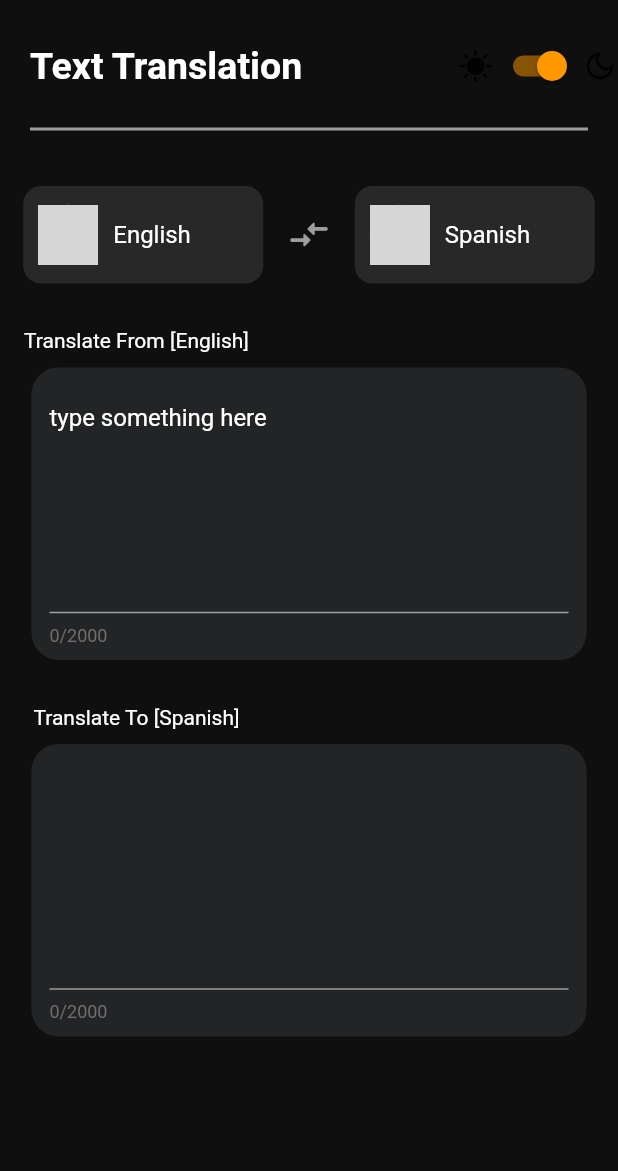
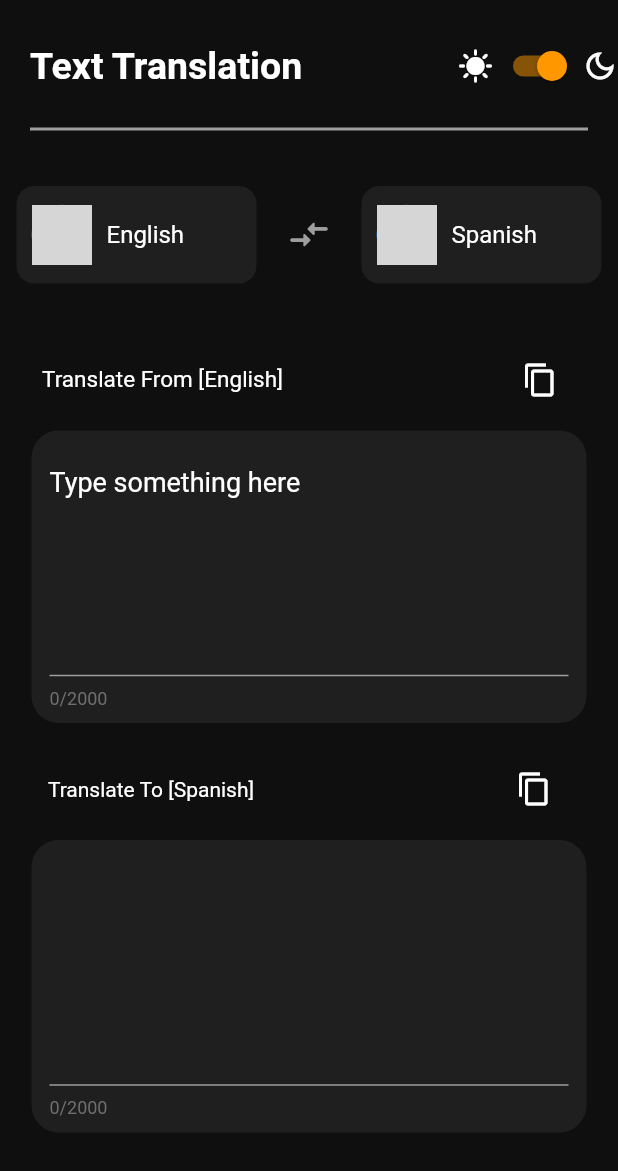
Before and after one commit to Ajju-kld/translator, a Flutter app: the screen it shows after launch, on a phone screen of 412 x 824 dp. Shown: the top 1171 px of the screen. Run offline on Flutter 3.47's test engine with Material 2 defaults, Android fonts, the phone set to English and light mode, and no system bars; our stand-ins replace fluttertoast; network calls fail; grey boxes are pictures that could not be loaded.

```diff
--- a/lib/Screens/HomeScreen.dart
+++ b/lib/Screens/HomeScreen.dart
@@ -1,6 +1,6 @@
-
-
 import 'package:flutter/material.dart';
+import 'package:flutter/services.dart';
+import 'package:fluttertoast/fluttertoast.dart';
 import 'package:translator/utils.dart';
 import 'package:translator/widgets/Bottom.dart';
 import 'package:translator/widgets/InputField.dart';
@@ -17,14 +17,22 @@ class HomeScreen extends StatefulWidget {
 
 class _HomeScreenState extends State<HomeScreen> {
   bool _isDarkmode = true;
-  final fromLanguage = default_fromLanguage;
-  final toLanguage = default_toLanguage;
+  String fromLanguage = default_fromLanguage;
+  String toLanguage = default_toLanguage;
   final _fromTranslate = TextEditingController();
   final _toTranslate = TextEditingController();
 
+  void update_from_language(String language) {
+    setState(() {
+      fromLanguage = language;
+    });
+  }
 
-
-
+  void update_to_language(String language) {
+    setState(() {
+      toLanguage = language;
+    });
+  }
 
   @override
   void dispose() {
@@ -34,22 +42,45 @@ class _HomeScreenState extends State<HomeScreen> {
     super.dispose();
   }
 
-  void show_bottom_sheet(context, bool to_from) {
-
-
+  void show_bottom_sheet(
+      context, bool to_from, Function(String) onLanguageChanged) {
     showModalBottomSheet(
       context: context,
       isScrollControlled: true,
-      shape:  RoundedRectangleBorder(borderRadius: BorderRadius.circular(18)),
-      backgroundColor:  Color.fromARGB(221, 1, 1, 1),
+      shape: RoundedRectangleBorder(borderRadius: BorderRadius.circular(18)),
+   backgroundColor: Colors.transparent,
       barrierColor: Colors.transparent,
       builder: (BuildContext context) {
-      return Bottom_sheet(isDarkmode: _isDarkmode, to_from:to_from);
+        return Bottom_sheet(
+            isDarkmode: _isDarkmode,
+            to_from: to_from,
+            onPressed: onLanguageChanged);
       },
     );
+  }
+
+  void translate(String source) {
+    var to_language = languageCodes[toLanguage];
+    var from_language = languageCodes[fromLanguage];
+    var translate_text = translateText(source, to_language!, from_language!);
+
+
+
+      setState(() {
+        _toTranslate.text = translate_text.toString();
+      });
 
   }
 
+
+void _exchange(){
+String temp= fromLanguage;
+setState(() {
+  fromLanguage=toLanguage;
+  toLanguage=temp;
+});
+
+}
 
 
 
@@ -68,7 +99,8 @@ isScrollControlled: true,
                 children: [
                   Padding(
                     padding: const EdgeInsets.fromLTRB(20, 20, 0, 10),
-                    child: Row(mainAxisAlignment: MainAxisAlignment.spaceBetween,
+                    child: Row(
+                      mainAxisAlignment: MainAxisAlignment.spaceBetween,
                       children: [
                         Text(
                           'Text Translation',
@@ -77,18 +109,27 @@ isScrollControlled: true,
                               fontSize: 25,
                               fontWeight: FontWeight.w700),
                         ),
-
                         Row(
-                       children: [const Icon(Icons.sunny),
-
-                         Switch(activeColor: Colors.orange,value: _isDarkmode, onChanged: (value){
+                          children: [
+                            Icon(
+                              Icons.sunny,
+                              color: textColor,
+                            ),
+                            Switch(
+                                activeColor: Colors.orange,
+                                value: _isDarkmode,
+                                onChanged: (value) {
                                   setState(() {
-                          _isDarkmode=value;
+                                    _isDarkmode = value;
                                   });
                                 }),
-                       const Icon(Icons.dark_mode_outlined)
+                            Icon(
+                              Icons.dark_mode_outlined,
+                              color: textColor,
+                            )
                           ],
-                     ) ],
+                        )
+                      ],
                     ),
                   ),
                   Divider(
@@ -98,25 +139,30 @@ isScrollControlled: true,
                     color: _isDarkmode ? Colors.grey : Colors.black,
                   ),
                   Padding(
-                    padding: const EdgeInsets.fromLTRB(0, 30, 0, 20),
+                    padding: const EdgeInsets.fromLTRB(0, 30, 0, 30),
                     child: Row(
                       mainAxisAlignment: MainAxisAlignment.spaceEvenly,
                       children: [
                         GestureDetector(
                           onTap: () {
-                            show_bottom_sheet(context, false);
+                            show_bottom_sheet(
+                                context, false, update_from_language);
                             // makeGetRequest();
                           },
                           child: LanguageButton(
                               language: fromLanguage, isDarkmode: _isDarkmode),
                         ),
-                        Icon(
+                        IconButton(
+                          onPressed: () => _exchange(),
+                          icon: Icon(
                             Icons.compare_arrows_rounded,
                             color: _isDarkmode ? Colors.grey : Colors.black,
                             size: 30,
                           ),
+                        ),
                         GestureDetector(
-                          onTap: () => show_bottom_sheet(context, true),
+                          onTap: () => show_bottom_sheet(
+                              context, true, update_to_language),
                           child: LanguageButton(
                               language: toLanguage, isDarkmode: _isDarkmode),
                         ),
@@ -124,24 +170,66 @@ isScrollControlled: true,
                     ),
                   ),
                   Padding(
-                    padding: const EdgeInsets.fromLTRB(0, 10, 230, 0),
-                    child: Text(
+                    padding: const EdgeInsets.fromLTRB(0, 10, 0, 0),
+                    child: Row(
+                      mainAxisAlignment: MainAxisAlignment.spaceAround,
+                      children: [
+                        Text(
                           'Translate From [$fromLanguage]',
-                      style: TextStyle(color: textColor),
+                          style: TextStyle(color: textColor, fontSize: 15),
+                        ),
+                        const SizedBox(
+                          width: 35,
+                        ),
+                        IconButton(
+                            onPressed: () {
+                              Clipboard.setData(
+                                  ClipboardData(text: _fromTranslate.text));
+                              Fluttertoast.showToast(
+                                  msg: "copied",
+                                  toastLength: Toast.LENGTH_SHORT);
+                            },
+                            icon: Icon(
+                              Icons.copy,
+                              color: textColor,
+                            ))
+                      ],
                     ),
                   ),
                   Padding(
-                    padding: const EdgeInsets.fromLTRB(0, 10, 0, 20),
+                    padding: const EdgeInsets.fromLTRB(0, 10, 0, 10),
                     child: InputField(
                       text_editing_controller: _fromTranslate,
                       is_disabled: false,
-                        is_dark: _isDarkmode),
+                      is_dark: _isDarkmode,
+                      translate: translate,
+                    ),
                   ),
                   Padding(
-                    padding: const EdgeInsets.fromLTRB(0, 10, 230, 0),
-                    child: Text(
+                    padding: const EdgeInsets.fromLTRB(0, 10, 0, 0),
+                    child: Row(
+                      mainAxisAlignment: MainAxisAlignment.spaceAround,
+                      children: [
+                        Text(
                           'Translate To [$toLanguage]',
                           style: TextStyle(color: textColor),
+                        ),
+                        const SizedBox(
+                          width: 35,
+                        ),
+                        IconButton(
+                            onPressed: () {
+                              Clipboard.setData(
+                                  ClipboardData(text: _toTranslate.text));
+                              Fluttertoast.showToast(
+                                  msg: "copied",
+                                  toastLength: Toast.LENGTH_SHORT);
+                            },
+                            icon: Icon(
+                              Icons.copy,
+                              color: textColor,
+                            ))
+                      ],
                     ),
                   ),
                   Padding(
@@ -149,7 +237,9 @@ isScrollControlled: true,
                     child: InputField(
                       text_editing_controller: _toTranslate,
                       is_disabled: true,
-                        is_dark: _isDarkmode),
+                      is_dark: _isDarkmode,
+                      translate: (p0) {},
+                    ),
                   ),
                 ],
               ),
--- a/lib/widgets/InputField.dart
+++ b/lib/widgets/InputField.dart
@@ -1,64 +1,80 @@
 import 'package:flutter/material.dart';
 
 class InputField extends StatefulWidget {
-  final TextEditingController text_editing_controller ;
+  final TextEditingController text_editing_controller;
   final bool is_disabled;
   final bool is_dark;
+  final Function(String) translate;
 
-  const InputField({super.key,required this.text_editing_controller,required this.is_disabled,required this.is_dark});
+  const InputField(
+      {super.key,
+      required this.text_editing_controller,
+      required this.is_disabled,
+      required this.is_dark,
+      required this.translate});
 
   @override
   State<InputField> createState() => _InputFieldState();
 }
 
 class _InputFieldState extends State<InputField> {
-  int count=0;
+  int count = 0;
 
   @override
   void dispose() {
     // TODO: implement dispose
     super.dispose();
+  }
+
+  void _update_character() {
+    setState(() {
+      count = widget.text_editing_controller.text.length;
+      print(count);
+    });
+widget.translate(widget.text_editing_controller.text);
 
   }
 
-void _update_character() {setState(() {
-
-    count = widget.text_editing_controller.text.length;
-    print(count);
-});
-  }
-
-
   @override
   Widget build(BuildContext context) {
+    TextStyle counterStyle = TextStyle(
+        color:
+            widget.is_dark ? Color.fromARGB(255, 112, 110, 110) : Colors.black,
+        fontSize: 12);
 
-TextStyle counterStyle=TextStyle(color:widget.is_dark? Color.fromARGB(255, 112, 110, 110) :Colors.black,fontSize:12);
-
-Color _txtColor=widget.is_dark?Colors.white:Colors.black;
+    Color _txtColor = widget.is_dark ? Colors.white : Colors.black;
 
     return Container(
-
-      width:370,
+      width: 370,
       padding: EdgeInsets.all(12),
       height: 195,
-      decoration: BoxDecoration(color: widget.is_dark? const Color(0xFF222426):Colors.white70,borderRadius:BorderRadius.circular(18)),
+      decoration: BoxDecoration(
+          color: widget.is_dark ? const Color.fromARGB(255, 31, 31, 32) : Color.fromARGB(255, 217, 216, 216),
+          borderRadius: BorderRadius.circular(18)),
       child: TextField(
         maxLength: 2000,
-        style: TextStyle(color:_txtColor ),
-        maxLines:7,
+        style: TextStyle(color: _txtColor,fontSize: 18),
+        maxLines: 7,
         controller: widget.text_editing_controller,
-        onChanged: (_)=>_update_character(),
+        onChanged: (_) => _update_character(),
         enabled: !widget.is_disabled,
-        decoration: InputDecoration(hintText:widget.is_disabled?'':'type something here',
+        cursorColor: _txtColor,
+        decoration: InputDecoration(
+            hintText: widget.is_disabled ? '' : 'Type something here',
             hintStyle: TextStyle(color: _txtColor),
             disabledBorder: const UnderlineInputBorder(
               borderSide: BorderSide(color: Colors.grey),
-            ) ,
+            ),
             enabledBorder: const UnderlineInputBorder(
-          borderSide: BorderSide(color:Colors.grey),
+              borderSide: BorderSide(color: Colors.grey),
             ),
-        counter: Align(alignment: Alignment.topLeft,child: Text('$count/2000',style: counterStyle,)),
-        suffix: const SizedBox.shrink()),
+            counter: Align(
+                alignment: Alignment.topLeft,
+                child: Text(
+                  '$count/2000',
+                  style: counterStyle,
+                )),
+           ),
       ),
     );
   }
--- a/lib/widgets/LanguageButton.dart
+++ b/lib/widgets/LanguageButton.dart
@@ -1,10 +1,10 @@
-import 'package:flag/flag.dart';
+
+
 import 'package:flutter/material.dart';
-import 'package:flutter/src/widgets/framework.dart';
-import 'package:flutter/src/widgets/placeholder.dart';
+
 import 'package:translator/api/apis.dart';
 
-import '../utils.dart';
+
 
 class LanguageButton extends StatelessWidget {
   final String language;
@@ -20,7 +20,7 @@ class LanguageButton extends StatelessWidget {
     return Container(width: 160,height: 65,
 
       decoration: BoxDecoration(
-        color: isDarkmode ? Color.fromARGB(255, 40, 40, 41) : Colors.white60,
+        color: isDarkmode ? Color.fromARGB(255, 31, 31, 32) : const Color.fromARGB(255, 195, 192, 192),
       borderRadius: BorderRadius.circular(12)),
 padding:const EdgeInsets.fromLTRB(10, 5, 0, 5),
       child: Row(
@@ -30,7 +30,7 @@ padding:const EdgeInsets.fromLTRB(10, 5, 0, 5),
               builder: (context, snapshot) {
                final image_url=snapshot.hasData&&snapshot.data!=null?snapshot.data!:'https://icon-library.com/images/milestone-icon/milestone-icon-21.jpg';
 
-return CircleAvatar(backgroundImage: NetworkImage(image_url),child:null,);
+return CircleAvatar(backgroundImage: NetworkImage(image_url));
 
               }),SizedBox(width: 10,)
           ,Text(
--- a/pubspec.yaml
+++ b/pubspec.yaml
@@ -30,10 +30,9 @@ environment:
 dependencies:
   flutter:
     sdk: flutter
-  flutter_dotenv:
   http:
-  flag:
-  intl:
+  fluttertoast:
+
 
 
   # The following adds the Cupertino Icons font to your application.
```
Also changed, not shown: lib/api/apis.dart (+65 -28 lines), lib/widgets/Bottom.dart (+68 -36 lines), pubspec.lock. Lines whose indentation alone changed are shown as unchanged.
